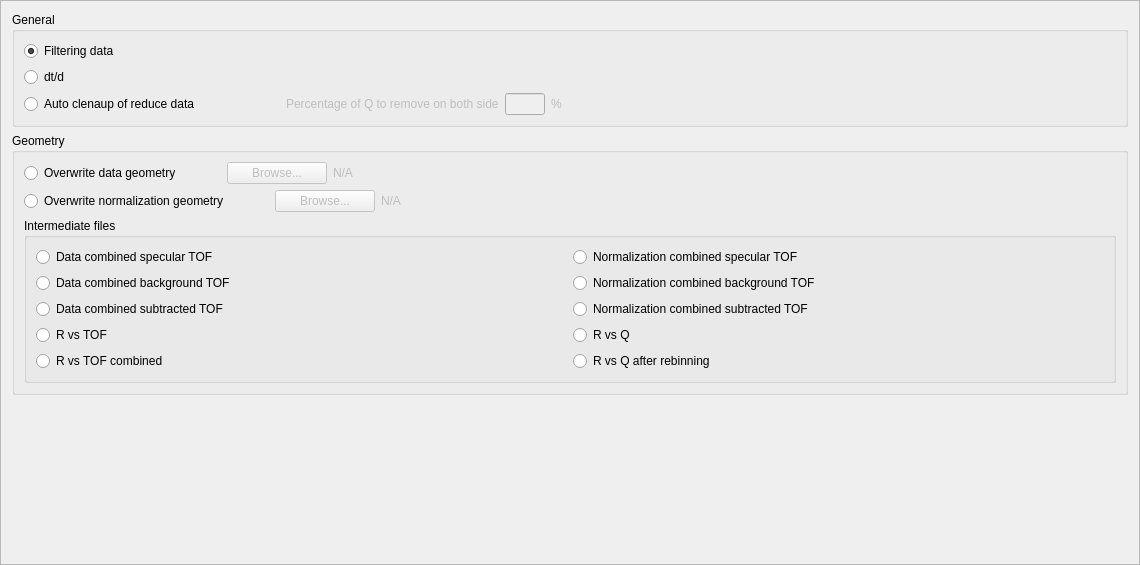
mantidproject/mantid, file Code/Mantid/scripts/Interface/ui/reflectometer/advanced.ui: the form before one commit.
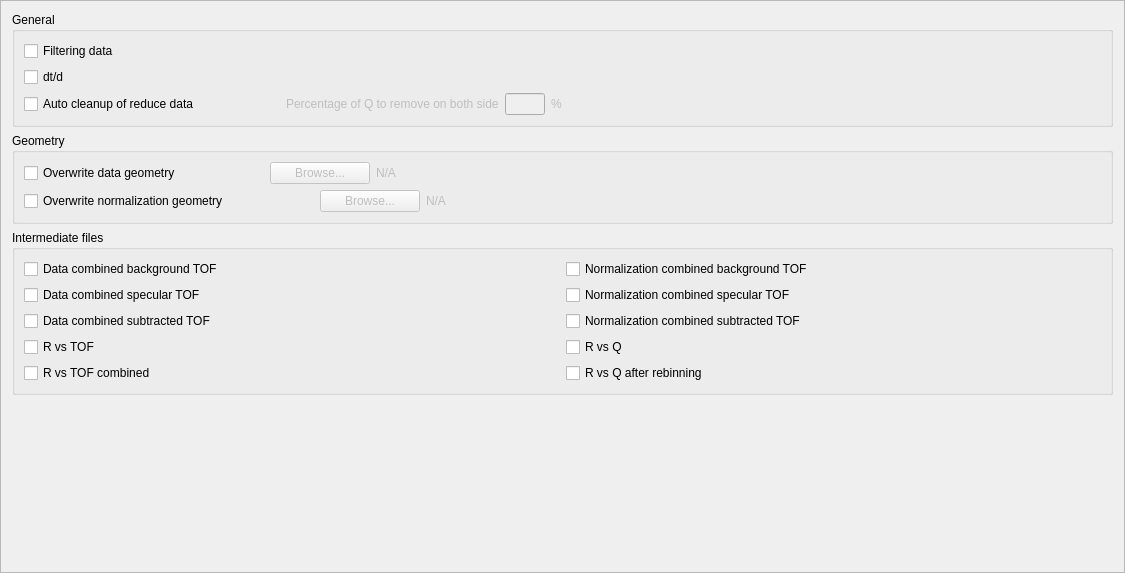
The form after the commit.

Commit message: Changed some of the radio buttons to check boxes. This refs #3570

What changed in the file:
```diff
--- a/Code/Mantid/scripts/Interface/ui/reflectometer/advanced.ui
+++ b/Code/Mantid/scripts/Interface/ui/reflectometer/advanced.ui
@@ -6,8 +6,8 @@
    <rect>
     <x>0</x>
     <y>0</y>
-    <width>1140</width>
-    <height>565</height>
+    <width>1125</width>
+    <height>573</height>
    </rect>
   </property>
   <property name="windowTitle">
@@ -31,26 +31,17 @@
         <item>
          <layout class="QVBoxLayout" name="verticalLayout">
           <item>
-           <widget class="QRadioButton" name="radioButton">
+           <widget class="QCheckBox" name="checkBox">
             <property name="text">
              <string>Filtering data</string>
             </property>
-            <property name="checked">
-             <bool>true</bool>
-            </property>
-            <property name="autoExclusive">
-             <bool>false</bool>
-            </property>
            </widget>
           </item>
           <item>
-           <widget class="QRadioButton" name="radioButton_2">
+           <widget class="QCheckBox" name="checkBox_2">
             <property name="text">
              <string>dt/d</string>
             </property>
-            <property name="autoExclusive">
-             <bool>false</bool>
-            </property>
            </widget>
           </item>
           <item>
@@ -58,12 +49,9 @@
             <item>
              <layout class="QHBoxLayout" name="horizontalLayout_8">
               <item>
-               <widget class="QRadioButton" name="advanced_auto_cleanup_switch">
+               <widget class="QCheckBox" name="advanced_auto_cleanup_switch">
                 <property name="text">
-                 <string>Auto clenaup of reduce data</string>
-                </property>
-                <property name="autoExclusive">
-                 <bool>false</bool>
+                 <string>Auto cleanup of reduce data</string>
                 </property>
                </widget>
               </item>
@@ -161,19 +149,22 @@
           <item>
            <layout class="QHBoxLayout" name="horizontalLayout_2">
             <item>
-             <widget class="QRadioButton" name="advanced_overwrite_data_geometry_switch">
-              <property name="sizePolicy">
-               <sizepolicy hsizetype="Fixed" vsizetype="Fixed">
-                <horstretch>0</horstretch>
-                <verstretch>0</verstretch>
-               </sizepolicy>
+             <widget class="QCheckBox" name="advanced_overwrite_data_geometry_switch">
+              <property name="minimumSize">
+               <size>
+                <width>200</width>
+                <height>0</height>
+               </size>
+              </property>
+              <property name="maximumSize">
+               <size>
+                <width>200</width>
+                <height>16777215</height>
+               </size>
               </property>
               <property name="text">
                <string>Overwrite data geometry</string>
               </property>
-              <property name="autoExclusive">
-               <bool>false</bool>
-              </property>
              </widget>
             </item>
             <item>
@@ -237,19 +228,22 @@
         <item>
          <layout class="QHBoxLayout" name="horizontalLayout_7">
           <item>
-           <widget class="QRadioButton" name="advanced_overwrite_norm_geometry_switch">
-            <property name="sizePolicy">
-             <sizepolicy hsizetype="Fixed" vsizetype="Fixed">
-              <horstretch>0</horstretch>
-              <verstretch>0</verstretch>
-             </sizepolicy>
+           <widget class="QCheckBox" name="advanced_overwrite_norm_geometry_switch">
+            <property name="minimumSize">
+             <size>
+              <width>250</width>
+              <height>0</height>
+             </size>
+            </property>
+            <property name="maximumSize">
+             <size>
+              <width>250</width>
+              <height>16777215</height>
+             </size>
             </property>
             <property name="text">
              <string>Overwrite normalization geometry</string>
             </property>
-            <property name="autoExclusive">
-             <bool>false</bool>
-            </property>
            </widget>
           </item>
           <item>
@@ -308,6 +302,11 @@
           </item>
          </layout>
         </item>
+       </layout>
+      </widget>
+     </item>
+    </layout>
+   </item>
         <item>
          <widget class="QGroupBox" name="groupBox_3">
           <property name="title">
@@ -321,33 +320,24 @@
                <item>
                 <layout class="QVBoxLayout" name="verticalLayout_5">
                  <item>
-                  <widget class="QRadioButton" name="radioButton_6">
-                   <property name="text">
-                    <string>Data combined specular TOF</string>
-                   </property>
-                   <property name="autoExclusive">
-                    <bool>false</bool>
-                   </property>
-                  </widget>
-                 </item>
-                 <item>
-                  <widget class="QRadioButton" name="radioButton_7">
+             <widget class="QCheckBox" name="checkBox_5">
                    <property name="text">
                     <string>Data combined background TOF</string>
                    </property>
-                   <property name="autoExclusive">
-                    <bool>false</bool>
+             </widget>
+            </item>
+            <item>
+             <widget class="QCheckBox" name="checkBox_4">
+              <property name="text">
+               <string>Data combined specular TOF</string>
                    </property>
                   </widget>
                  </item>
                  <item>
-                  <widget class="QRadioButton" name="radioButton_8">
+             <widget class="QCheckBox" name="checkBox_3">
                    <property name="text">
                     <string>Data combined subtracted TOF</string>
                    </property>
-                   <property name="autoExclusive">
-                    <bool>false</bool>
-                   </property>
                   </widget>
                  </item>
                 </layout>
@@ -355,33 +345,24 @@
                <item>
                 <layout class="QVBoxLayout" name="verticalLayout_6">
                  <item>
-                  <widget class="QRadioButton" name="radioButton_10">
-                   <property name="text">
-                    <string>Normalization combined specular TOF</string>
-                   </property>
-                   <property name="autoExclusive">
-                    <bool>false</bool>
-                   </property>
-                  </widget>
-                 </item>
-                 <item>
-                  <widget class="QRadioButton" name="radioButton_9">
+             <widget class="QCheckBox" name="checkBox_8">
                    <property name="text">
                     <string>Normalization combined background TOF</string>
                    </property>
-                   <property name="autoExclusive">
-                    <bool>false</bool>
+             </widget>
+            </item>
+            <item>
+             <widget class="QCheckBox" name="checkBox_7">
+              <property name="text">
+               <string>Normalization combined specular TOF</string>
                    </property>
                   </widget>
                  </item>
                  <item>
-                  <widget class="QRadioButton" name="radioButton_11">
+             <widget class="QCheckBox" name="checkBox_6">
                    <property name="text">
                     <string>Normalization combined subtracted TOF</string>
                    </property>
-                   <property name="autoExclusive">
-                    <bool>false</bool>
-                   </property>
                   </widget>
                  </item>
                 </layout>
@@ -393,23 +374,17 @@
                <item>
                 <layout class="QVBoxLayout" name="verticalLayout_7">
                  <item>
-                  <widget class="QRadioButton" name="radioButton_12">
+             <widget class="QCheckBox" name="checkBox_10">
                    <property name="text">
                     <string>R vs TOF</string>
                    </property>
-                   <property name="autoExclusive">
-                    <bool>false</bool>
-                   </property>
                   </widget>
                  </item>
                  <item>
-                  <widget class="QRadioButton" name="radioButton_13">
+             <widget class="QCheckBox" name="checkBox_9">
                    <property name="text">
                     <string>R vs TOF combined</string>
                    </property>
-                   <property name="autoExclusive">
-                    <bool>false</bool>
-                   </property>
                   </widget>
                  </item>
                 </layout>
@@ -417,23 +392,17 @@
                <item>
                 <layout class="QVBoxLayout" name="verticalLayout_8">
                  <item>
-                  <widget class="QRadioButton" name="radioButton_14">
+             <widget class="QCheckBox" name="checkBox_12">
                    <property name="text">
                     <string>R vs Q</string>
                    </property>
-                   <property name="autoExclusive">
-                    <bool>false</bool>
-                   </property>
                   </widget>
                  </item>
                  <item>
-                  <widget class="QRadioButton" name="radioButton_15">
+             <widget class="QCheckBox" name="checkBox_11">
                    <property name="text">
                     <string>R vs Q after rebinning</string>
                    </property>
-                   <property name="autoExclusive">
-                    <bool>false</bool>
-                   </property>
                   </widget>
                  </item>
                 </layout>
@@ -444,11 +413,6 @@
            </item>
           </layout>
          </widget>
-        </item>
-       </layout>
-      </widget>
-     </item>
-    </layout>
    </item>
    <item>
     <spacer name="verticalSpacer">
```
Lines whose indentation alone changed are shown as unchanged. The commit also changes 24 other files.
